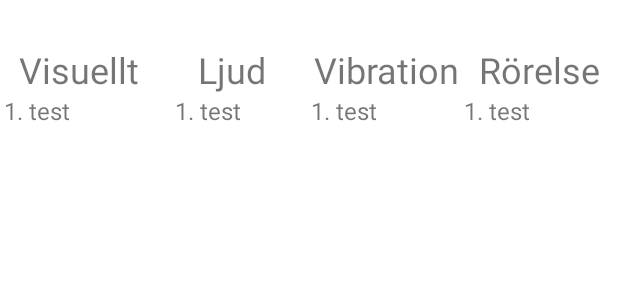
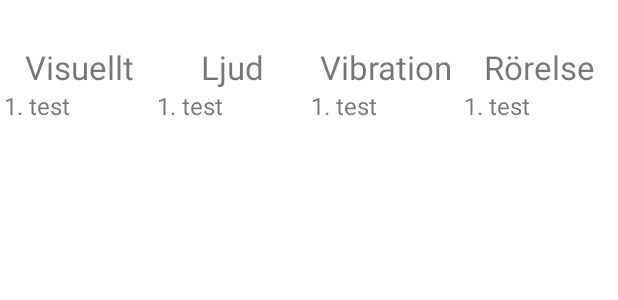
Before and after one commit to TrisseC/MedTechApp, an Android app: the layout activity_highscores.xml on its own in the app's theme, with its tools: preview values and no code run, on a phone screen of 412 x 824 dp. Shown: the top 300 px of the screen. Run offline under Robolectric (Android 15) with nearby library versions, the phone set to English and light mode, and no system bars.

Commit message:
Fixed some design errors and fixed a bug where the sound continued after pressing the back button

```diff
--- a/app/src/main/java/com/example/medtechapp/TouchReaction.java
+++ b/app/src/main/java/com/example/medtechapp/TouchReaction.java
@@ -176,6 +176,9 @@ public class TouchReaction extends AppCompatActivity {
     public void onBackPressed() {
         super.onBackPressed();
         handler.removeCallbacksAndMessages(null);
+        if (mediaPlayer != null) {
+            mediaPlayer.stop();
+        }
         MediaPlayer backSound = MediaPlayer.create(this, R.raw.back);
         backSound.start();
     }
--- a/app/src/main/res/layout/activity_highscores.xml
+++ b/app/src/main/res/layout/activity_highscores.xml
@@ -23,13 +23,13 @@
             android:layout_height="wrap_content"
             android:gravity="center"
             android:text="Ljud"
-            android:textSize="24sp" />
+            android:textSize="22sp" />
 
         <TextView
             android:id="@+id/ljudScores"
             android:layout_width="match_parent"
             android:layout_height="557dp"
-            android:text="   1. test"
+            android:text="1. test"
             android:textSize="16sp" />
     </LinearLayout>
 
@@ -50,7 +50,7 @@
             android:layout_height="wrap_content"
             android:gravity="center"
             android:text="Visuellt"
-            android:textSize="24sp" />
+            android:textSize="22sp" />
 
         <TextView
             android:id="@+id/visScores"
@@ -77,7 +77,7 @@
             android:layout_height="wrap_content"
             android:gravity="center"
             android:text="Rörelse"
-            android:textSize="24sp" />
+            android:textSize="22sp" />
 
         <TextView
             android:id="@+id/moveScores"
@@ -104,7 +104,7 @@
             android:layout_height="wrap_content"
             android:gravity="center"
             android:text="Vibration"
-            android:textSize="24sp" />
+            android:textSize="22sp" />
 
         <TextView
             android:id="@+id/vibScores"
```
Also changed, not shown: app/src/main/java/com/example/medtechapp/MotionReaction.java (+8 -0 lines).
